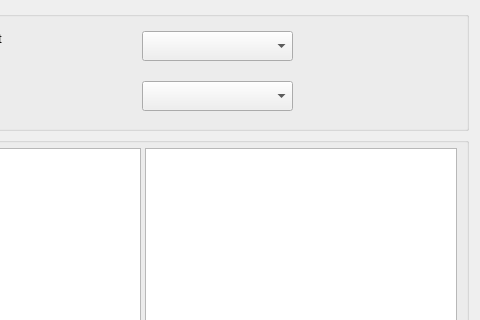
Before: the Qt Designer form GUI_UIs/ui_dialog_report_codings.ui in ccbogel/QualCoder, drawn with Qt 5; both pictures show x 509 to 989 and y 0 to 320 of the 989 by 580 pixel window.
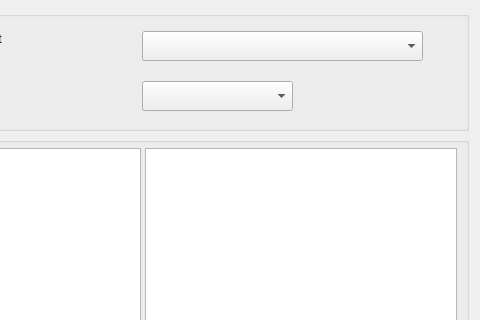
After: the same form once the commit is applied.

Commit message: added matrix options

The edit to the form file:
```diff
--- a/GUI_UIs/ui_dialog_report_codings.ui
+++ b/GUI_UIs/ui_dialog_report_codings.ui
@@ -206,7 +206,7 @@
        <rect>
         <x>640</x>
         <y>20</y>
-        <width>151</width>
+        <width>281</width>
         <height>30</height>
        </rect>
       </property>
```
Left out of the diff: 2 changed lines with no effect on the pictures.
